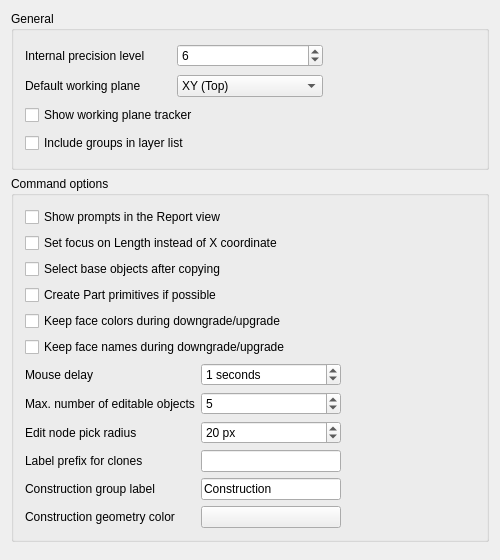
southseact-3d/fcd, file src/Mod/Draft/Resources/ui/preferences-draft.ui: the form before one commit.
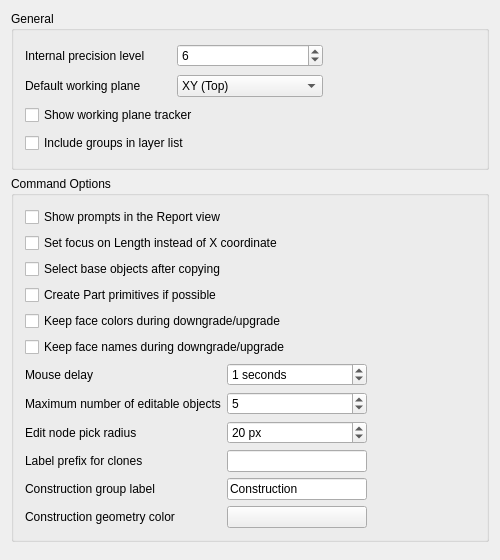
The form after the commit. Custom widgets are drawn as their Qt base class.

```diff
--- a/src/Mod/Draft/Resources/ui/preferences-draft.ui
+++ b/src/Mod/Draft/Resources/ui/preferences-draft.ui
@@ -146,7 +146,7 @@
    <item>
     <widget class="QGroupBox" name="groupBox_2">
      <property name="title">
-      <string>Command options</string>
+      <string>Command Options</string>
      </property>
      <layout class="QGridLayout" name="gridLayout_2">
       <item row="0" column="0" colspan="3">
@@ -293,7 +293,7 @@
       <item row="7" column="0">
        <widget class="QLabel" name="label_DraftEditMaxObjects">
         <property name="text">
-         <string>Max. number of editable objects</string>
+         <string>Maximum number of editable objects</string>
         </property>
        </widget>
       </item>
```
